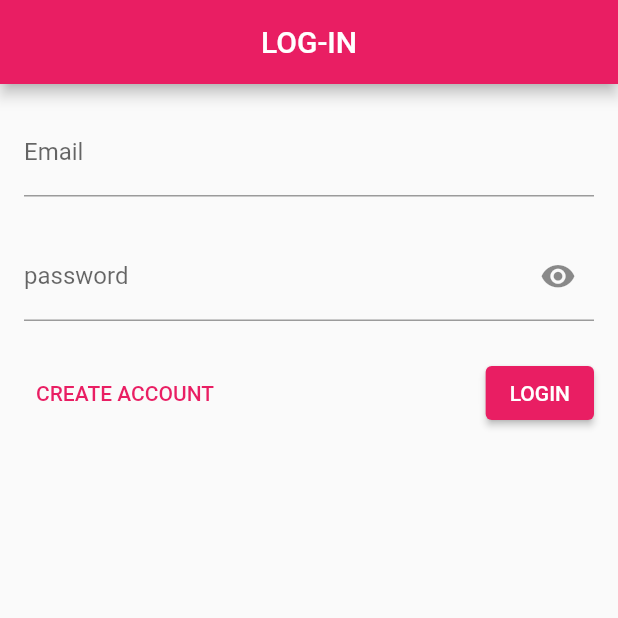
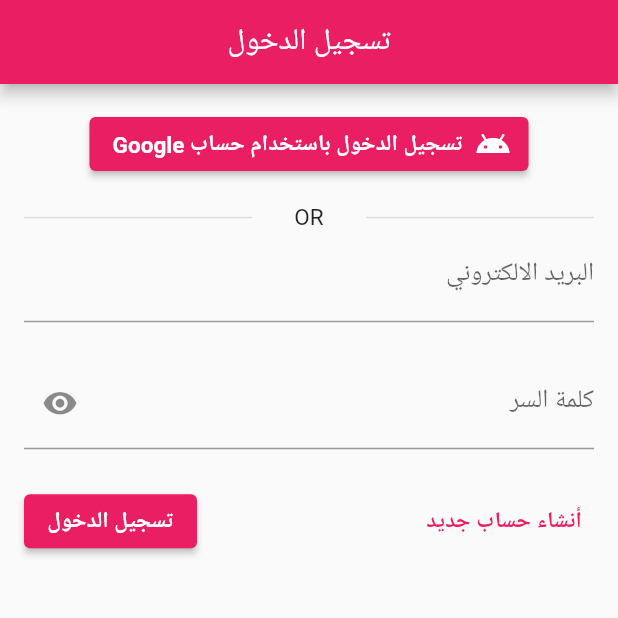
Before and after one commit to Nidal-Bakir/assistant, a Flutter app: the screen it shows after launch, on a phone screen of 412 x 824 dp, the top half of it. Run offline on Flutter 3.47's test engine with Material 2 defaults, Android fonts, the phone set to English and light mode, and no system bars; our stand-ins replace bloc, cloud_firestore, equatable, firebase_auth, firebase_core, flutter_bloc and 3 more; accounts and stored records are empty.

Commit message:
sgin in with google, fix out of bound index error, fix modalBottomSheet bug when the steech end and the blco send stop state which causes the navigator to pop twice.

```diff
--- a/lib/main.dart
+++ b/lib/main.dart
@@ -11,6 +11,7 @@ import 'package:assistant/repositories/text_to_speech_repository.dart';
 import 'package:firebase_core/firebase_core.dart';
 import 'package:flutter/material.dart';
 import 'package:flutter_bloc/flutter_bloc.dart';
+import 'package:flutter_localizations/flutter_localizations.dart';
 
 import 'manager/stt_bloc/stt_bloc.dart';
 
@@ -45,8 +46,15 @@ class MyApp extends StatelessWidget {
         create: (context) =>
             TtsBloc(RepositoryProvider.of<TextToSpeechRepository>(context)),
         child: MaterialApp(
+          localizationsDelegates: [
+            GlobalMaterialLocalizations.delegate,
+            GlobalCupertinoLocalizations.delegate,
+            GlobalWidgetsLocalizations.delegate,
 
-          title: 'Your assistant',
+          ],
+          supportedLocales: [Locale('ar')],
+          locale: Locale('ar'),
+          title: 'مساعدك',
           theme: ThemeData(
             primarySwatch: Colors.pink,
           ),
@@ -75,12 +83,13 @@ class MyApp extends StatelessWidget {
                     providers: [
                       BlocProvider(
                         create: (context) => SttBloc(
-                            RepositoryProvider.of<SpeechToTextRepository>(context)),
+                            RepositoryProvider.of<SpeechToTextRepository>(
+                                context)),
                       ),
-
                       BlocProvider<QaBloc>(
-                        create: (context) =>
-                            QaBloc(RepositoryProvider.of<FireStoreRepository>(context)),
+                        create: (context) => QaBloc(
+                            RepositoryProvider.of<FireStoreRepository>(
+                                context)),
                       ),
                     ],
                     child: Home(),
--- a/lib/manager/auth_bloc/auth_event.dart
+++ b/lib/manager/auth_bloc/auth_event.dart
@@ -30,3 +30,10 @@ class AuthStateChecked extends AuthEvent {
   @override
   List<Object> get props => [];
 }
+
+class AuthGoogleAccountLoggedIn extends AuthEvent {
+  const AuthGoogleAccountLoggedIn();
+
+  @override
+  List<Object> get props => [];
+}
--- a/lib/manager/stt_bloc/stt_state.dart
+++ b/lib/manager/stt_bloc/stt_state.dart
@@ -37,10 +37,13 @@ class SttIndexRecognitionFailure extends SttState {
 }
 
 class SttRecognitionSuccess extends SttState {
-  final int qIndex;
+  final int _qIndex;
 
-  SttRecognitionSuccess(this.qIndex);
+  // because the lists start from 0 and the user index start from 1 so (-1).
+  int get qIndex => _qIndex - 1;
+
+  SttRecognitionSuccess(this._qIndex);
 
   @override
-  List<Object> get props => [qIndex];
+  List<Object> get props => [_qIndex];
 }
--- a/lib/manager/tts_bloc/tts_bloc.dart
+++ b/lib/manager/tts_bloc/tts_bloc.dart
@@ -27,7 +27,7 @@ class TtsBloc extends Bloc<TtsEvent, TtsState> {
   }
 
   @override
-  Future<Function> close() {
+  Future<void> close() {
     _repository.dispose();
     return super.close();
   }
--- a/lib/presentation/screen/create_account.dart
+++ b/lib/presentation/screen/create_account.dart
@@ -19,7 +19,7 @@ class _CreateAccountState extends State<CreateAccount> {
     return Scaffold(
         appBar: AppBar(
           centerTitle: true,
-          title: Text('CREATE ACCOUNT'),
+          title: Text('أنشاء حساب جديد'),
         ),
         body: SingleChildScrollView(
           child: Padding(
@@ -28,16 +28,17 @@ class _CreateAccountState extends State<CreateAccount> {
               key: _formKey,
               child: Column(
                 children: [
-                  TextFormField(keyboardType:TextInputType.emailAddress ,
+                  TextFormField(
+                    keyboardType: TextInputType.emailAddress,
                     decoration: InputDecoration(
-                      labelText: 'Email',
+                      labelText: 'البريد الالكتروني',
                     ),
                     // style: TextStyle(color: Colors.black),
                     onSaved: (email) => _email = email,
                     validator: (value) {
                       value = value ?? '';
                       if (value.trim().isEmpty) {
-                        return 'please enter a Email';
+                        return 'الرجاء ادخال البريد الالكتروني';
                       }
                       return null;
                     },
@@ -45,45 +46,49 @@ class _CreateAccountState extends State<CreateAccount> {
                   SizedBox(
                     height: 24,
                   ),
-                  TextFormField( keyboardType: TextInputType.visiblePassword,
+                  TextFormField(
+                    keyboardType: TextInputType.visiblePassword,
                     obscureText: true,
-                    // style: TextStyle(color: Colors.black),
                     validator: (value) {
                       value = value ?? '';
                       if (value.trim().isEmpty) {
-                        return 'please enter a password';
-                      } else if (value.length < 6)
-                        return 'password must be more than 6 character length';
+                        return 'الرجاء ادخال كلمة السر';
+                      } else if (value.length < 6) {
+                        return 'يجب ان تكون كلمة السر اكبر من 6 محارف';
+                      }
+
                       _formKey.currentState.save();
                       if (_password != _rePassword) {
-                        return 'the password not matched! check again.';
+                        return 'كلمة السر غير متطابقة!';
                       }
                       return null;
                     },
                     onSaved: (password) => _password = password,
-                    decoration: InputDecoration(labelText: 'password'),
+                    decoration: InputDecoration(labelText: 'كلمة السر'),
                   ),
                   SizedBox(
                     height: 24,
                   ),
-                  TextFormField( keyboardType: TextInputType.visiblePassword,
+                  TextFormField(
+                    keyboardType: TextInputType.visiblePassword,
                     obscureText: true,
-                    // style: TextStyle(color: Colors.black),
                     validator: (value) {
                       value = value ?? '';
                       if (value.trim().isEmpty) {
-                        return 'please enter a password';
+                        return 'الرجاء ادخال كلمة السر';
                       } else if (value.length < 6) {
-                        return 'password must be more than 6 character length';
+                        return 'يجب ان تكون كلمة السر اكبر من 6 محارف';
                       }
+
                       _formKey.currentState.save();
                       if (_password != _rePassword) {
-                        return 'the password not matched! check again.';
+                        return 'كلمة السر غير متطابقة!';
                       }
                       return null;
                     },
                     onSaved: (rePassword) => _rePassword = rePassword,
-                    decoration: InputDecoration(labelText: 'ReEnter the password'),
+                    decoration:
+                        InputDecoration(labelText: 'ادخل كلمة السر مجددا'),
                   ),
                   SizedBox(
                     height: 24.0,
@@ -105,7 +110,8 @@ class _CreateAccountState extends State<CreateAccount> {
                         return Row(
                           mainAxisAlignment: MainAxisAlignment.spaceBetween,
                           children: [
-                            TextButton(onPressed: null, child: Text('LOGIN')),
+                            TextButton(
+                                onPressed: null, child: Text('تسجيل الدخول')),
                             CircularProgressIndicator(),
                           ],
                         );
@@ -117,17 +123,16 @@ class _CreateAccountState extends State<CreateAccount> {
                               onPressed: () {
                                 Navigator.of(context).pop();
                               },
-                              child: Text('LOGIN')),
+                              child: Text('تسجيل الدخول')),
                           ElevatedButton(
                               onPressed: () {
                                 if (_formKey.currentState.validate()) {
                                   _formKey.currentState.save();
-                                  context
-                                      .read<AuthBloc>()
-                                      .add(AuthAccountCreated(_email, _password));
+                                  context.read<AuthBloc>().add(
+                                      AuthAccountCreated(_email, _password));
                                 }
                               },
-                              child: Text('CREATE ACCOUNT'))
+                              child: Text('أنشاء حساب جديد'))
                         ],
                       );
                     },
--- a/lib/presentation/screen/login.dart
+++ b/lib/presentation/screen/login.dart
@@ -26,25 +26,56 @@ class _LoginState extends State<Login> {
     return Scaffold(
         appBar: AppBar(
           centerTitle: true,
-          title: Text('LOG-IN'),
+          title: Text('تسجيل الدخول'),
         ),
-        body: Padding(
+        body: SingleChildScrollView(
+          child: Padding(
             padding: const EdgeInsets.all(16.0),
             child: Form(
               key: _formKey,
               child: Column(
                 children: [
+                  ElevatedButton.icon(
+                      onPressed: () {
+                        context
+                            .read<AuthBloc>()
+                            .add(AuthGoogleAccountLoggedIn());
+                      },
+                      icon: Icon(Icons.android),
+                      label: Text('تسجيل الدخول باستخدام حساب Google')),
+                  SizedBox(
+                    height: 16.0,
+                  ),
+                  Flex(
+                    mainAxisAlignment: MainAxisAlignment.spaceBetween,
+                    direction: Axis.horizontal,
+                    children: [
+                      Flexible(
+                        child: Divider(thickness: 0.9),
+                        flex: 2,
+                      ),
+                      Flexible(
+                        child: Text('OR'),
+                      ),
+                      Flexible(
+                        child: Divider(
+                          thickness: 0.9,
+                        ),
+                        flex: 2,
+                      )
+                    ],
+                  ),
                   TextFormField(
                     keyboardType: TextInputType.emailAddress,
                     decoration: InputDecoration(
-                    labelText: 'Email',
+                      labelText: 'البريد الالكتروني',
                     ),
                     // style: TextStyle(color: Colors.black),
                     onSaved: (email) => _email = email,
                     validator: (value) {
                       value = value ?? '';
                       if (value.trim().isEmpty) {
-                      return 'please enter a Email';
+                        return 'الرجاء ادخال البريد الالكتروني';
                       }
                       return null;
                     },
@@ -59,9 +90,9 @@ class _LoginState extends State<Login> {
                     validator: (value) {
                       value = value ?? '';
                       if (value.trim().isEmpty) {
-                      return 'please enter a password';
+                        return 'الرجاء ادخال كلمة السر';
                       } else if (value.length < 6)
-                      return 'password must be more than 6 character length';
+                        return 'يجب ان تكون كلمة السر اكبر من 6 محارف';
                       return null;
                     },
                     onSaved: (password) => _password = password,
@@ -75,7 +106,7 @@ class _LoginState extends State<Login> {
                             _obscureText = !_obscureText;
                           }),
                         ),
-                      labelText: 'password'),
+                        labelText: 'كلمة السر'),
                   ),
                   SizedBox(
                     height: 24.0,
@@ -96,7 +127,8 @@ class _LoginState extends State<Login> {
                           mainAxisAlignment: MainAxisAlignment.spaceBetween,
                           children: [
                             TextButton(
-                              onPressed: null, child: Text('CREATE ACCOUNT')),
+                                onPressed: null,
+                                child: Text('أنشاء حساب جديد')),
                             CircularProgressIndicator(),
                           ],
                         );
@@ -110,7 +142,7 @@ class _LoginState extends State<Login> {
                                 Navigator.of(context)
                                     .pushNamed('/create-account');
                               },
-                            child: Text('CREATE ACCOUNT')),
+                              child: Text('أنشاء حساب جديد')),
                           ElevatedButton(
                               onPressed: () {
                                 if (_formKey.currentState.validate()) {
@@ -119,7 +151,7 @@ class _LoginState extends State<Login> {
                                       AuthAccountLoggedIn(_email, _password));
                                 }
                               },
-                            child: Text('LOGIN'))
+                              child: Text('تسجيل الدخول'))
                         ],
                       );
                     },
@@ -127,6 +159,7 @@ class _LoginState extends State<Login> {
                 ],
               ),
             ),
+          ),
         ));
   }
 }
--- a/lib/presentation/widget/FAB_stt.dart
+++ b/lib/presentation/widget/FAB_stt.dart
@@ -16,10 +16,10 @@ class FABStt extends StatelessWidget {
 
         if (state is SttFailure) {
           ScaffoldMessenger.of(context)
-              .showSnackBar(SnackBar(content: Text('Something want wrong!')));
+              .showSnackBar(SnackBar(content: Text('حدث خطأ ما! اعد المحاولة.')));
         } else if (state is SttIndexRecognitionFailure) {
           ScaffoldMessenger.of(context).showSnackBar(SnackBar(
-              content: Text('I conn\'t recognize the question number...')));
+              content: Text('لم استطع التعرف على رقم السؤال...')));
         }
       },
       builder: (context, state) {
--- a/lib/repositories/firebase_auth_repository.dart
+++ b/lib/repositories/firebase_auth_repository.dart
@@ -1,5 +1,6 @@
 import 'package:assistant/util/error/auth_error.dart';
 import 'package:firebase_auth/firebase_auth.dart';
+import 'package:google_sign_in/google_sign_in.dart';
 
 class FireBaseAuthRepository {
   FirebaseAuth _auth = FirebaseAuth.instance;
@@ -15,10 +16,10 @@ class FireBaseAuthRepository {
 
       return userCredential;
     } on FirebaseAuthException catch (e) {
-      if (e.code == 'Weak password') {
-        throw WeakPassword(e.code);
-      } else if (e.code == 'Email already in use') {
-        throw EmailAlreadyInUse(e.code);
+      if (e.code == 'weak-password') {
+        throw WeakPassword('كلمة سر ضعيفة');
+      } else if (e.code == 'email-already-in-use') {
+        throw EmailAlreadyInUse('البريد الالكتروني مستخدم بالفعل!');
       }
     } catch (e) {
       rethrow;
@@ -34,12 +35,32 @@ class FireBaseAuthRepository {
       return userCredential;
     } on FirebaseAuthException catch (e) {
       if (e.code == 'user-not-found') {
-        throw UserNotFound('No user found for that email.');
+        throw UserNotFound('لم نتمكن من العثور على البريد!');
       } else if (e.code == 'wrong-password') {
-        throw WrongPassword('Wrong password provided for that user.');
+        throw WrongPassword('كلمة سر غير صحيحة.');
       }
     } catch (e) {
       rethrow;
     }
   }
+
+  Future<UserCredential> signInWithGoogle() async {
+    // Trigger the authentication flow
+    final GoogleSignInAccount googleUser = await GoogleSignIn().signIn();
+    if (googleUser == null) {
+      throw SignInAborted('عملية تسجيل الدخول فشلت!');
+    }
+    // Obtain the auth details from the request
+    final GoogleSignInAuthentication googleAuth =
+        await googleUser.authentication;
+
+    // Create a new credential
+    final credential = GoogleAuthProvider.credential(
+      accessToken: googleAuth.accessToken,
+      idToken: googleAuth.idToken,
+    );
+
+    // Once signed in, return the UserCredential
+    return await _auth.signInWithCredential(credential);
+  }
 }
--- a/lib/repositories/speech_to_text_repository.dart
+++ b/lib/repositories/speech_to_text_repository.dart
@@ -7,6 +7,22 @@ import 'package:speech_to_text/speech_to_text.dart';
 enum ListeningStatus { Listening, NotListening }
 
 class SpeechToTextRepository {
+  static final Map<String, int> arMapper = {
+    'واحد': 1,
+    'اثنين': 2,
+    'ثلاثه': 3,
+    'اربعه': 4,
+    'خمسه': 5,
+    'سته': 6,
+    'سبعه': 7,
+    'ثمانيه': 8,
+    'تسعه': 9,
+    'عشره': 10,
+    'احد عشر': 11,
+    'اثنا عشر': 12,
+    'ثلاثه عشر': 13,
+  };
+
   /// sound level for UI
   final StreamController<double> _soundLevelSC = StreamController<double>();
 
@@ -27,6 +43,8 @@ class SpeechToTextRepository {
 
   /// if the init completed or not
   bool _hasSpeech = false;
+
+  String _localId = 'ar_SA';
 
   SpeechToTextRepository() {
     init();
@@ -66,7 +84,6 @@ class SpeechToTextRepository {
             _speechRecognitionErrorSC.sink.add(errorNotification),
         debugLogging: true,
         finalTimeout: Duration.zero);
-
     return _hasSpeech;
   }
 
@@ -109,6 +126,7 @@ class SpeechToTextRepository {
         listenFor: Duration(seconds: 30),
         pauseFor: Duration(seconds: 5),
         partialResults: false,
+        localeId: _localId,
         onSoundLevelChange: (level) => _soundLevelSC.sink.add(level),
         cancelOnError: true,
         listenMode: ListenMode.confirmation);
--- a/lib/repositories/text_to_speech_repository.dart
+++ b/lib/repositories/text_to_speech_repository.dart
@@ -28,7 +28,7 @@ class TextToSpeechRepository {
 
     await flutterTts.setVolume(1.0);
 
-    flutterTts.setLanguage('en-US');
+    flutterTts.setLanguage('ar');
 
     // when the the voice start playing
     flutterTts
--- a/lib/util/error/auth_error.dart
+++ b/lib/util/error/auth_error.dart
@@ -21,3 +21,9 @@ class WrongPassword implements Exception {
 
   const WrongPassword(this.msg);
 }
+
+class SignInAborted implements Exception {
+  final String msg;
+
+  const SignInAborted(this.msg);
+}
--- a/pubspec.yaml
+++ b/pubspec.yaml
@@ -13,6 +13,9 @@ environment:
 dependencies:
   flutter:
     sdk: flutter
+  flutter_localizations:
+      sdk: flutter
+
   cupertino_icons: ^1.0.2
 
 # TTS & STT plugins
@@ -30,6 +33,7 @@ dependencies:
 # bloc plugins
   flutter_bloc: ^7.1.0
   equatable: ^2.0.3
+  google_sign_in: ^5.0.7
 
 
 
```
Also changed, not shown: lib/manager/auth_bloc/auth_bloc.dart (+20 -6 lines), lib/manager/stt_bloc/stt_bloc.dart (+14 -3 lines), lib/presentation/screen/home.dart (+12 -4 lines), lib/presentation/widget/qList.dart (+9 -3 lines), pubspec.lock, 2 other files. Lines whose indentation alone changed are shown as unchanged.
